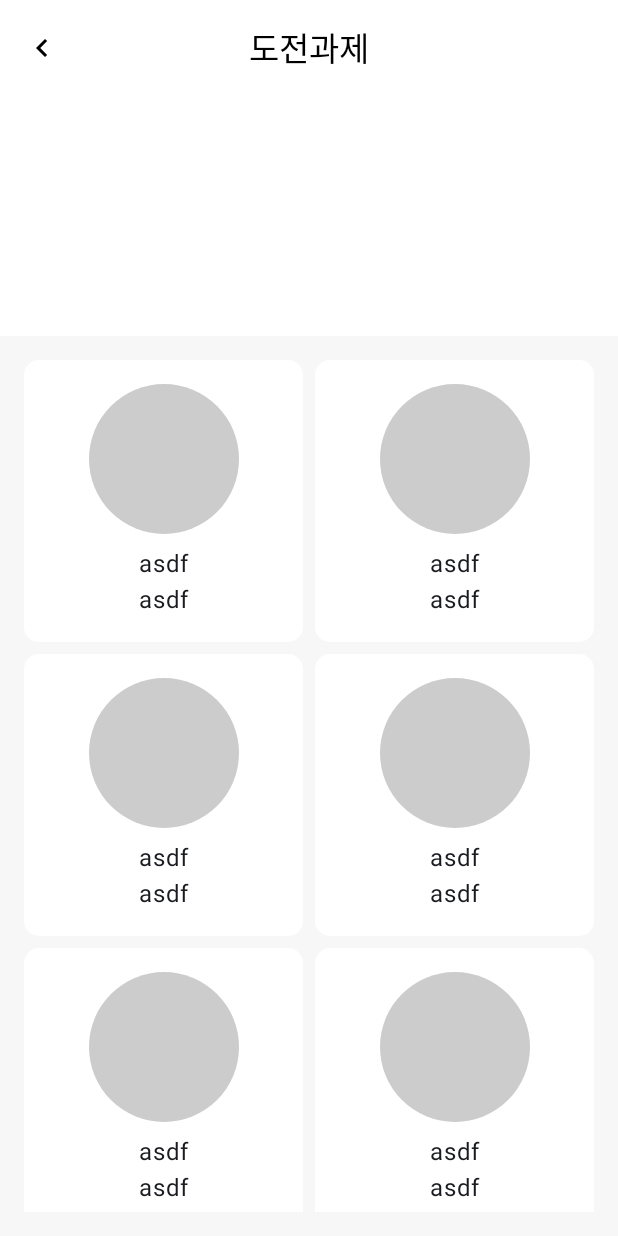
After one commit to DSM-Hackathon-2024-team-5/justgo-android, an Android app built with Jetpack Compose: the composable AchievementScreen shown on its own in the app's theme, on a phone screen of 412 x 824 dp. The commit adds this screen. Run offline under Robolectric (Android 15) with nearby library versions, the phone set to English and light mode, and no system bars.

Commit message:
AchievementScreen 퍼블리싱

```diff
--- a/app/build.gradle.kts
+++ b/app/build.gradle.kts
@@ -58,6 +58,8 @@ dependencies {
     implementation(libs.androidx.ui.graphics)
     implementation(libs.androidx.ui.tooling.preview)
     implementation(libs.androidx.material3)
+    implementation("com.squareup.retrofit2:retrofit:2.9.0")
+    implementation("com.squareup.retrofit2:converter-gson:2.9.0")
     testImplementation(libs.junit)
     androidTestImplementation(libs.androidx.junit)
     androidTestImplementation(libs.androidx.espresso.core)
--- /dev/null
+++ b/app/src/main/java/dsm/hs/justgo/ui/achievement/AchievementScreen.kt
@@ -0,0 +1,162 @@
+package dsm.hs.justgo.ui.achievement
+
+import androidx.compose.foundation.background
+import androidx.compose.foundation.layout.Arrangement
+import androidx.compose.foundation.layout.Box
+import androidx.compose.foundation.layout.Column
+import androidx.compose.foundation.layout.Spacer
+import androidx.compose.foundation.layout.fillMaxSize
+import androidx.compose.foundation.layout.fillMaxWidth
+import androidx.compose.foundation.layout.height
+import androidx.compose.foundation.layout.padding
+import androidx.compose.foundation.layout.size
+import androidx.compose.foundation.lazy.grid.GridCells
+import androidx.compose.foundation.lazy.grid.LazyVerticalGrid
+import androidx.compose.foundation.lazy.grid.items
+import androidx.compose.foundation.lazy.grid.rememberLazyGridState
+import androidx.compose.foundation.shape.CircleShape
+import androidx.compose.foundation.shape.RoundedCornerShape
+import androidx.compose.material.icons.Icons
+import androidx.compose.material.icons.filled.KeyboardArrowLeft
+import androidx.compose.material3.CenterAlignedTopAppBar
+import androidx.compose.material3.ExperimentalMaterial3Api
+import androidx.compose.material3.Icon
+import androidx.compose.material3.IconButton
+import androidx.compose.material3.Scaffold
+import androidx.compose.material3.Text
+import androidx.compose.material3.TopAppBarDefaults
+import androidx.compose.runtime.Composable
+import androidx.compose.ui.Alignment
+import androidx.compose.ui.Modifier
+import androidx.compose.ui.draw.clip
+import androidx.compose.ui.graphics.Color
+import androidx.compose.ui.text.style.TextAlign
+import androidx.compose.ui.tooling.preview.Preview
+import androidx.compose.ui.unit.dp
+
+@OptIn(ExperimentalMaterial3Api::class)
+@Composable
+fun AchievementScreen(
+    modifier: Modifier = Modifier,
+) {
+    Scaffold(
+        modifier = modifier,
+        containerColor = Color(0xFFF7F7F7),
+        topBar = {
+            CenterAlignedTopAppBar(colors = TopAppBarDefaults.centerAlignedTopAppBarColors(
+                containerColor = Color.White,
+                titleContentColor = Color.Black,
+                navigationIconContentColor = Color.Black,
+            ), title = {
+                Text("도전과제")
+            }, navigationIcon = {
+                IconButton(onClick = { /*TODO*/ }) {
+                    Icon(
+                        imageVector = Icons.Filled.KeyboardArrowLeft,
+                        contentDescription = "뒤로가기"
+                    )
+                }
+            })
+        },
+    ) { innerPadding ->
+        Column(
+            modifier = Modifier
+                .fillMaxSize()
+                .padding(innerPadding),
+        ) {
+            Column(
+                modifier = Modifier
+                    .fillMaxWidth()
+                    .height(160.dp)
+                    .background(Color.White)
+            ) {}
+            ChallengeItemGrid()
+        }
+    }
+}
+
+@Composable
+private fun ChallengeItemGrid() {
+    val scrollState = rememberLazyGridState()
+    val items = listOf(
+        ChallengeItemModel(titleDescription = "asdf", mission = "asdf"),
+        ChallengeItemModel(titleDescription = "asdf", mission = "asdf"),
+        ChallengeItemModel(titleDescription = "asdf", mission = "asdf"),
+        ChallengeItemModel(titleDescription = "asdf", mission = "asdf"),
+        ChallengeItemModel(titleDescription = "asdf", mission = "asdf"),
+        ChallengeItemModel(titleDescription = "asdf", mission = "asdf"),
+        ChallengeItemModel(titleDescription = "asdf", mission = "asdf"),
+        ChallengeItemModel(titleDescription = "asdf", mission = "asdf"),
+    )
+    LazyVerticalGrid(
+        state = scrollState,
+        columns = GridCells.Fixed(2),
+        verticalArrangement = Arrangement.spacedBy(8.dp),
+        horizontalArrangement = Arrangement.spacedBy(8.dp),
+        modifier = Modifier.padding(16.dp),
+        userScrollEnabled = true,
+    ) {
+        items(items) { item ->
+            ChallengeItem(
+                modifier = Modifier.fillMaxWidth(),
+                titleDescription = item.titleDescription,
+                mission = item.mission,
+            )
+        }
+    }
+}
+
+class ChallengeItemModel(
+    val titleDescription: String,
+    val mission: String,
+)
+
+@Composable
+private fun ChallengeItem(
+    modifier: Modifier = Modifier,
+    titleDescription: String,
+    mission: String,
+) {
+    Column(
+        modifier = modifier
+            .background(
+                color = Color.White,
+                shape = RoundedCornerShape(10.dp),
+            )
+            .padding(16.dp),
+        verticalArrangement = Arrangement.Center,
+        horizontalAlignment = Alignment.CenterHorizontally
+    ) {
+        Box(
+            modifier = Modifier
+                .size(100.dp)
+                .background(
+                    color = Color.LightGray,
+                    shape = CircleShape,
+                )
+                .clip(CircleShape)
+        )
+        Spacer(modifier = Modifier.height(8.dp))
+        Column(
+            modifier = Modifier,
+            horizontalAlignment = Alignment.CenterHorizontally,
+        ) {
+            Text(
+                modifier = Modifier.fillMaxWidth(),
+                text = titleDescription,
+                textAlign = TextAlign.Center,
+            )
+            Text(
+                modifier = Modifier.fillMaxWidth(),
+                text = mission,
+                textAlign = TextAlign.Center,
+            )
+        }
+    }
+}
+
+@Preview(showSystemUi = true)
+@Composable
+private fun AchievementPreview() {
+    AchievementScreen()
+}
--- a/app/src/main/java/dsm/hs/justgo/ui/my/MyScreen.kt
+++ b/app/src/main/java/dsm/hs/justgo/ui/my/MyScreen.kt
@@ -2,7 +2,6 @@ package dsm.hs.justgo.ui.my
 
 import androidx.compose.foundation.background
 import androidx.compose.foundation.layout.Arrangement
-import androidx.compose.foundation.layout.Box
 import androidx.compose.foundation.layout.Column
 import androidx.compose.foundation.layout.Row
 import androidx.compose.foundation.layout.Spacer
@@ -10,7 +9,6 @@ import androidx.compose.foundation.layout.fillMaxSize
 import androidx.compose.foundation.layout.fillMaxWidth
 import androidx.compose.foundation.layout.height
 import androidx.compose.foundation.layout.padding
-import androidx.compose.foundation.layout.size
 import androidx.compose.foundation.layout.width
 import androidx.compose.foundation.rememberScrollState
 import androidx.compose.foundation.verticalScroll
```
